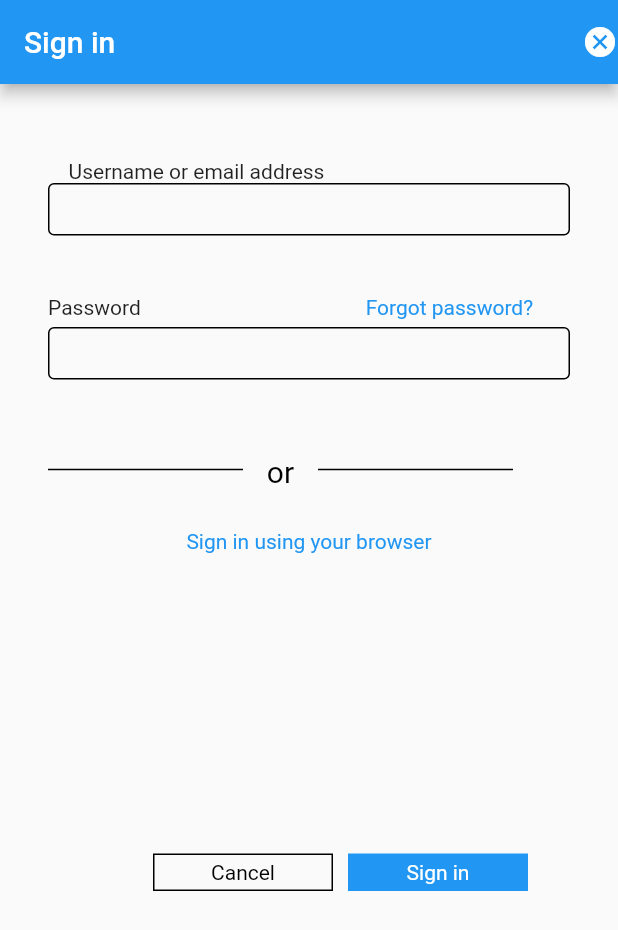
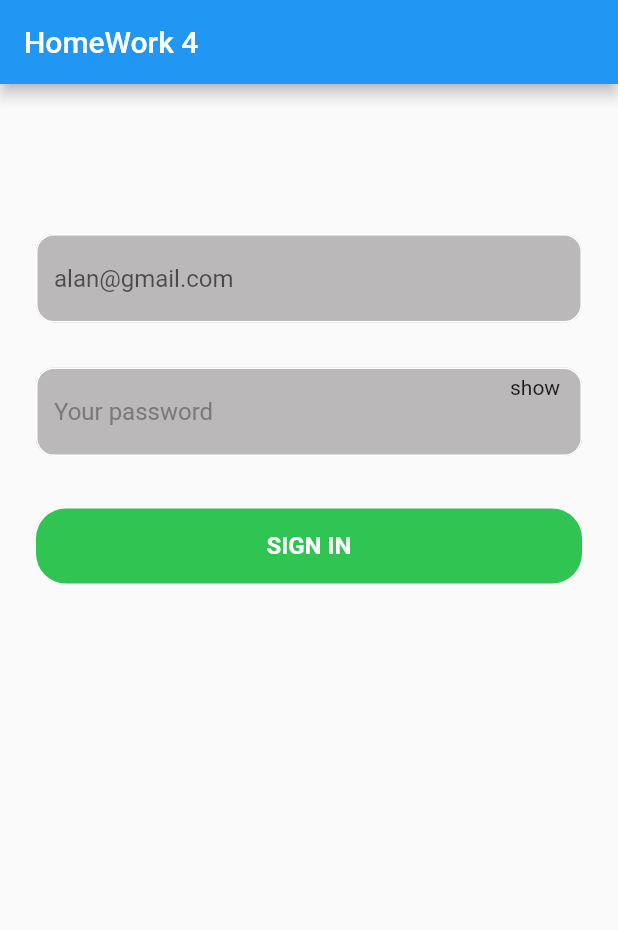
Before and after one commit to sardorergashaliyev/6-Homework, a Flutter app: the screen it shows after launch, on a phone screen of 412 x 824 dp. Shown: the top 930 px of the screen. Run offline on Flutter 3.47's test engine with Material 2 defaults, Android fonts, the phone set to English and light mode, and no system bars; Roboto replaces fonts that are missing (Times).

Commit message:
HomeWork 4

```diff
--- a/lib/6.3.dart
+++ b/lib/6.3.dart
@@ -124,7 +124,7 @@ class Third extends StatelessWidget {
                           color: const Color.fromARGB(0, 0, 0, 0),
                           border: Border.all(color: Colors.black)),
                       child: const Center(
-                        child:  Text(
+                        child: Text(
                           'Cancel',
                           style: TextStyle(color: Colors.black),
                         ),
--- /dev/null
+++ b/lib/6.4.dart
@@ -0,0 +1,85 @@
+import 'package:flutter/material.dart';
+
+class Fourth extends StatelessWidget {
+  const Fourth({super.key});
+
+  @override
+  Widget build(BuildContext context) {
+    return MaterialApp(
+        debugShowCheckedModeBanner: false,
+        home: Scaffold(
+          appBar: AppBar(
+            title: const Text('HomeWork 4'),
+          ),
+          body: Column(
+            children: [
+              Container(
+                margin: const EdgeInsets.only(top: 100, left: 24, right: 24),
+                child: TextFormField(
+                    keyboardType: TextInputType.emailAddress,
+                    style: const TextStyle(color: Colors.black),
+                    decoration: const InputDecoration(
+                      filled: true,
+                      fillColor: Color.fromARGB(255, 186, 184, 184),
+                      hintText: 'alan@gmail.com',
+                      hintStyle: TextStyle(),
+                      border: OutlineInputBorder(
+                          borderRadius: BorderRadius.all(Radius.circular(12)),
+                          borderSide: BorderSide(color: Colors.white)),
+                      enabledBorder: OutlineInputBorder(
+                        borderRadius: BorderRadius.all(Radius.circular(12)),
+                        borderSide: BorderSide(
+                            color: Color.fromARGB(255, 255, 255, 255)),
+                      ),
+                      focusedBorder: OutlineInputBorder(),
+                    )),
+              ),
+              Container(
+                margin: const EdgeInsets.only(top: 30, left: 24, right: 24),
+                child: TextFormField(
+                  decoration: const InputDecoration(
+                      suffixIcon: Text('show'),
+                      suffixStyle:
+                          TextStyle(color: Color.fromARGB(255, 122, 121, 121)),
+                      hintText: 'Your password',
+                      hintStyle:
+                          TextStyle(color: Color.fromARGB(255, 122, 121, 121)),
+                      filled: true,
+                      fillColor: Color.fromARGB(255, 186, 184, 184),
+                      border: OutlineInputBorder(
+                          borderRadius: BorderRadius.all(Radius.circular(12)),
+                          borderSide: BorderSide(color: Colors.white)),
+                      enabledBorder: OutlineInputBorder(
+                        borderRadius: BorderRadius.all(Radius.circular(12)),
+                        borderSide: BorderSide(color: Colors.white),
+                      ),
+                      focusedBorder: OutlineInputBorder(
+                        borderRadius: BorderRadius.all(Radius.circular(12)),
+                        borderSide: BorderSide(color: Colors.white),
+                      )),
+                ),
+              ),
+              Container(
+                margin: const EdgeInsets.only(top: 35, left: 24, right: 24),
+                height: 50,
+                decoration: const BoxDecoration(
+                    color: Color.fromARGB(255, 48, 197, 83),
+                    borderRadius: BorderRadius.all(Radius.circular(20))),
+                child: const Center(
+                  child: Text(
+                    'SIGN IN',
+                    style: TextStyle(
+                      color: Color(0xffFFFFFF),
+                      fontWeight: FontWeight.w600,
+                      fontStyle: FontStyle.normal,
+                      fontFamily: 'Times',
+                      fontSize: 16,
+                    ),
+                  ),
+                ),
+              )
+            ],
+          ),
+        ));
+  }
+}
--- a/lib/main.dart
+++ b/lib/main.dart
@@ -3,7 +3,8 @@ import 'package:flutter/material.dart';
 import '6.1.dart';
 import '6.2.dart';
 import '6.3.dart';
+import '6.4.dart';
 
 void main() {
-  runApp(const Third());
+  runApp(const Fourth());
 }
```
Also changed, not shown: lib/test.dart (deleted, +0 -177 lines).
